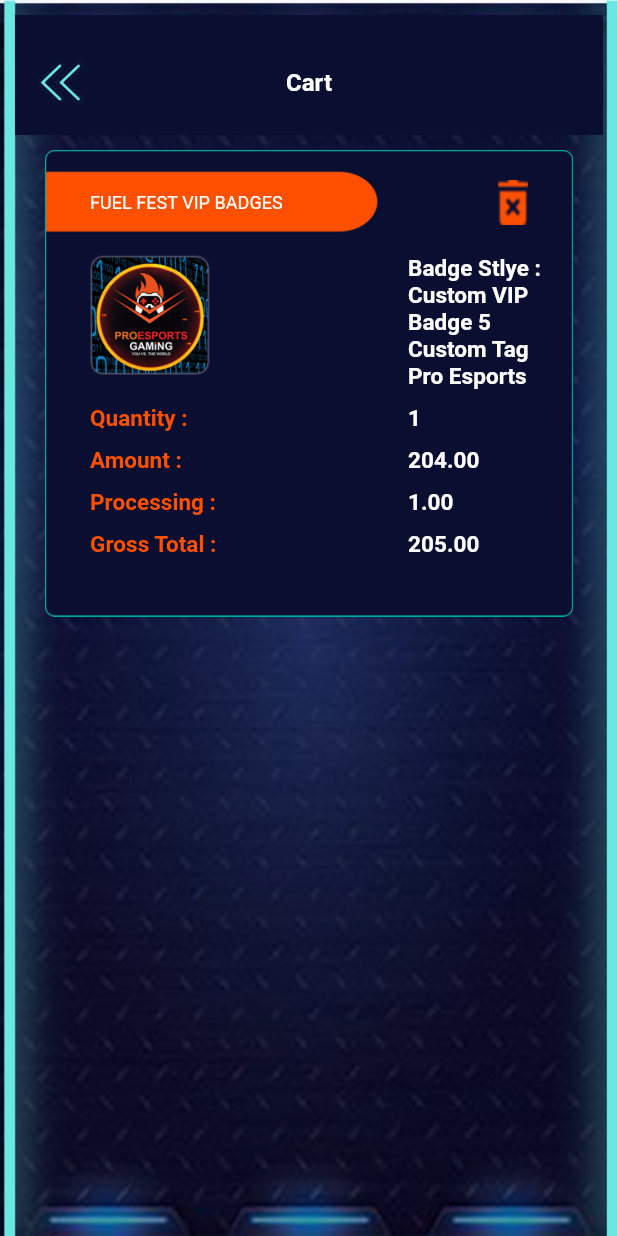
After one commit to rajaspireedge/PEG, a Flutter app: the AddtoCARTfull screen opened directly, on a phone screen of 412 x 824 dp. The commit adds this screen. Run offline on Flutter 3.47's test engine with Material 2 defaults, Android fonts, the phone set to English and light mode, and no system bars; our stand-ins replace carousel_slider, fluttertoast, shared_preferences; missing offline and left inert: flutter_statusbarcolor, loading; accounts and stored records are empty; Roboto replaces fonts that are missing (Roboto-Bold, Roboto-Medium).

Commit message:
design in add to cart

```diff
--- /dev/null
+++ b/lib/Add_to_cart.dart
@@ -0,0 +1,334 @@
+import 'package:flutter/material.dart';
+import 'package:peg/homescreen.dart';
+
+class Addtocart extends StatelessWidget {
+  @override
+  Widget build(BuildContext context) {
+    return MaterialApp(
+        home: Scaffold(
+      body: Center(
+        child: AddtoCARTfull(),
+      ),
+    ));
+  }
+}
+
+class AddtoCARTfull extends StatefulWidget {
+  @override
+  _AddtoCARTfullState createState() => _AddtoCARTfullState();
+}
+
+class _AddtoCARTfullState extends State<AddtoCARTfull> {
+  @override
+  Widget build(BuildContext context) {
+    return Scaffold(
+      body: WillPopScope(
+          child: Stack(
+            children: [
+              Container(
+                decoration: new BoxDecoration(
+                  image: new DecorationImage(
+                    image: new AssetImage("assets/images/allbg.png"),
+                    fit: BoxFit.fill,
+                  ),
+                ),
+              ),
+              SingleChildScrollView(
+                child: Center(
+                    child: Column(
+                  children: [
+                    Container(
+                      child: Stack(
+                        children: [
+                          GestureDetector(
+                            onTap: () {
+                              Navigator.of(context).pushReplacement(
+                                  MaterialPageRoute(
+                                      builder: (BuildContext context) =>
+                                          Homescreen()));
+                            },
+                            child: Align(
+                              alignment: Alignment.centerLeft,
+                              child: Container(
+                                margin:
+                                    EdgeInsets.fromLTRB(15.0, 10.0, 0.0, 0.0),
+                                child: Image(
+                                  image:
+                                      AssetImage('assets/images/back_12.png'),
+                                  height: 30,
+                                  width: 30,
+                                ),
+                              ),
+                            ),
+                          ),
+                          Align(
+                            alignment: Alignment.center,
+                            child: Container(
+                              margin: EdgeInsets.fromLTRB(0.0, 10.0, 0.0, 0.0),
+                              alignment: Alignment.center,
+                              child: Text(
+                                "Cart",
+                                style: TextStyle(
+                                    fontWeight: FontWeight.bold,
+                                    fontFamily: 'Roboto-Bold',
+                                    letterSpacing: 0.03,
+                                    fontSize: 16.0,
+                                    color: Colors.white),
+                              ),
+                            ),
+                          )
+                        ],
+                      ),
+                      alignment: Alignment.center,
+                      margin: EdgeInsets.all(10.0),
+                      color: Color(0xFF0a0f32),
+                      height: 80,
+                    ),
+                    Container(
+                      margin: EdgeInsets.only(right: 30, left: 30, bottom: 10),
+                      child: Stack(
+                        children: [
+                          Align(
+                              alignment: Alignment.topCenter,
+                              child: Column(
+                                children: [
+                                  Stack(
+                                    children: [
+                                      Image(
+                                          image: AssetImage(
+                                              "assets/images/rounded_rectangle_4.png"),
+                                          fit: BoxFit.fill),
+                                      Align(
+                                        alignment: Alignment.topRight,
+
+                                        child: Container(
+                                          margin: EdgeInsets.only(
+                                              right: 30, left: 30, top: 20),
+                                          child: Image(
+                                              image: AssetImage(
+                                                  "assets/images/icons_8_delete_bin_24.png"),
+                                              height: 30,
+                                              width: 20,
+                                              fit: BoxFit.fill),
+                                        ),
+                                      ),
+                                      Column(
+                                        children: [
+                                          Align(
+                                            alignment: Alignment.topLeft,
+                                            child: Container(
+                                              width: 200,
+                                              height: 30,
+                                              child: Container(
+                                                child: Align(
+                                                  alignment:
+                                                      Alignment.centerLeft,
+                                                  child: Container(
+                                                    margin: EdgeInsets.only(
+                                                        left: 30),
+                                                    child: Text(
+                                                      "FUEL FEST VIP BADGES",
+                                                      style: TextStyle(
+                                                          fontFamily:
+                                                              'Roboto-Medium',
+                                                          letterSpacing: 0.03,
+                                                          fontSize: 12.0,
+                                                          color: Colors.white),
+                                                    ),
+                                                  ),
+                                                ),
+                                              ),
+                                              margin: EdgeInsets.only(
+                                                  right: 30, top: 20),
+                                            ),
+                                          ),
+                                          Row(
+                                            mainAxisAlignment:
+                                                MainAxisAlignment.spaceBetween,
+                                            children: [
+                                              Column(
+                                                crossAxisAlignment:
+                                                    CrossAxisAlignment.start,
+                                                children: [
+                                                  Container(
+                                                    margin: EdgeInsets.only(
+                                                        left: 30, top: 20),
+                                                    child: Image(
+                                                        image: AssetImage(
+                                                            "assets/images/demoo.png"),
+                                                        height: 80,
+                                                        width: 80,
+                                                        fit: BoxFit.fill),
+                                                  ),
+                                                  Container(
+                                                    margin: EdgeInsets.only(
+                                                        left: 30, top: 20),
+                                                    child: Text(
+                                                      "Quantity :",
+                                                      style: TextStyle(
+                                                          fontWeight:
+                                                              FontWeight.bold,
+                                                          fontFamily:
+                                                              'Roboto-Medium',
+                                                          letterSpacing: 0.03,
+                                                          fontSize: 15.0,
+                                                          color: Color(
+                                                              0xFFff5000)),
+                                                    ),
+                                                  ),
+                                                  Container(
+                                                    margin: EdgeInsets.only(
+                                                        left: 30, top: 10),
+                                                    child: Text(
+                                                      "Amount :",
+                                                      style: TextStyle(
+                                                          fontWeight:
+                                                              FontWeight.bold,
+                                                          fontFamily:
+                                                              'Roboto-Medium',
+                                                          letterSpacing: 0.03,
+                                                          fontSize: 15.0,
+                                                          color: Color(
+                                                              0xFFff5000)),
+                                                    ),
+                                                  ),
+                                                  Container(
+                                                    margin: EdgeInsets.only(
+                                                        left: 30, top: 10),
+                                                    child: Text(
+                                                      "Processing :",
+                                                      style: TextStyle(
+                                                          fontWeight:
+                                                              FontWeight.bold,
+                                                          fontFamily:
+                                                              'Roboto-Medium',
+                                                          letterSpacing: 0.03,
+                                                          fontSize: 15.0,
+                                                          color: Color(
+                                                              0xFFff5000)),
+                                                    ),
+                                                  ),
+                                                  Container(
+                                                    margin: EdgeInsets.only(
+                                                        left: 30, top: 10),
+                                                    child: Text(
+                                                      "Gross Total :",
+                                                      style: TextStyle(
+                                                          fontWeight:
+                                                              FontWeight.bold,
+                                                          fontFamily:
+                                                              'Roboto-Medium',
+                                                          letterSpacing: 0.03,
+                                                          fontSize: 15.0,
+                                                          color: Color(
+                                                              0xFFff5000)),
+                                                    ),
+                                                  ),
+                                                ],
+                                              ),
+                                              Column(
+                                                crossAxisAlignment:
+                                                    CrossAxisAlignment.start,
+                                                children: [
+                                                  Container(
+                                                    width: 100,
+                                                    height: 90,
+                                                    margin: EdgeInsets.only(
+                                                        right: 10, top: 20),
+                                                    child: Text(
+                                                      "Badge Stlye : Custom VIP Badge 5 Custom Tag  Pro Esports Gaming",
+                                                      style: TextStyle(
+                                                          fontWeight:
+                                                              FontWeight.bold,
+                                                          fontFamily:
+                                                              'Roboto-Medium',
+                                                          letterSpacing: 0.03,
+                                                          fontSize: 15.0,
+                                                          color: Colors.white),
+                                                    ),
+                                                  ),
+                                                  Container(
+                                                    margin: EdgeInsets.only(
+                                                        right: 10, top: 10),
+                                                    child: Text(
+                                                      "1",
+                                                      style: TextStyle(
+                                                          fontWeight:
+                                                              FontWeight.bold,
+                                                          fontFamily:
+                                                              'Roboto-Medium',
+                                                          letterSpacing: 0.03,
+                                                          fontSize: 15.0,
+                                                          color: Colors.white),
+                                                    ),
+                                                  ),
+                                                  Container(
+                                                    margin: EdgeInsets.only(
+                                                        right: 10, top: 10),
+                                                    child: Text(
+                                                      "204.00",
+                                                      style: TextStyle(
+                                                          fontWeight:
+                                                              FontWeight.bold,
+                                                          fontFamily:
+                                                              'Roboto-Medium',
+                                                          letterSpacing: 0.03,
+                                                          fontSize: 15.0,
+                                                          color: Colors.white),
+                                                    ),
+                                                  ),
+                                                  Container(
+                                                    margin: EdgeInsets.only(
+                                                        right: 10, top: 10),
+                                                    child: Text(
+                                                      "1.00",
+                                                      style: TextStyle(
+                                                          fontWeight:
+                                                              FontWeight.bold,
+                                                          fontFamily:
+                                                              'Roboto-Medium',
+                                                          letterSpacing: 0.03,
+                                                          fontSize: 15.0,
+                                                          color: Colors.white),
+                                                    ),
+                                                  ),
+                                                  Container(
+                                                    margin: EdgeInsets.only(
+                                                        right: 10, top: 10),
+                                                    child: Text(
+                                                      "205.00",
+                                                      style: TextStyle(
+                                                          fontWeight:
+                                                              FontWeight.bold,
+                                                          fontFamily:
+                                                              'Roboto-Medium',
+                                                          letterSpacing: 0.03,
+                                                          fontSize: 15.0,
+                                                          color: Colors.white),
+                                                    ),
+                                                  ),
+                                                ],
+                                              ),
+                                            ],
+                                          )
+                                        ],
+                                      )
+                                    ],
+                                  )
+                                ],
+                              )),
+                        ],
+                      ),
+                    )
+                  ],
+                )),
+              )
+            ],
+          ),
+          onWillPop: () async {
+            return Navigator.of(context).pushReplacement(MaterialPageRoute(
+                builder: (BuildContext context) => Homescreen()));
+          }),
+    );
+  }
+}
--- a/lib/homescreen.dart
+++ b/lib/homescreen.dart
@@ -6,6 +6,7 @@ import 'package:flutter/services.dart';
 import 'package:flutter_statusbarcolor/flutter_statusbarcolor.dart';
 import 'package:loading/indicator/ball_pulse_indicator.dart';
 import 'package:loading/loading.dart';
+import 'package:peg/Add_to_cart.dart';
 import 'package:peg/Category.dart';
 import 'package:peg/Item_Detail.dart';
 import 'package:peg/MembbershipInfo.dart';
@@ -460,6 +461,10 @@ class _HomescreenState extends State<Homescreen> {
                                 ),
                               ),
                               InkWell(
+                                onTap: () {
+                                  Navigator.of(context).pushReplacement(MaterialPageRoute(
+                                      builder: (BuildContext context) => AddtoCARTfull()));
+                                },
                                 child: Container(
                                   child: Image(
                                     image: AssetImage("assets/images/cart.png"),
```
